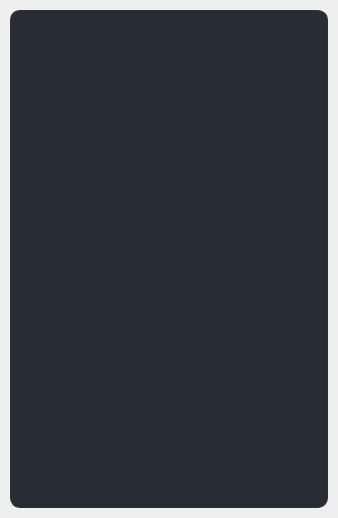
First picture: the form in pycalc.ui, repository iPurya/PyCalc, before the edit.
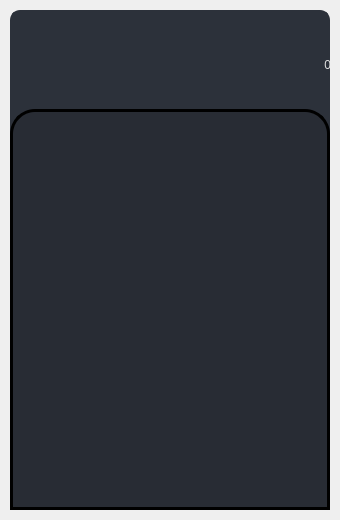
Second picture: the form after the edit.

Patch:
```diff
--- a/pycalc.ui
+++ b/pycalc.ui
@@ -6,8 +6,8 @@
    <rect>
     <x>0</x>
     <y>0</y>
-    <width>338</width>
-    <height>518</height>
+    <width>340</width>
+    <height>520</height>
    </rect>
   </property>
   <property name="windowTitle">
@@ -15,10 +15,22 @@
   </property>
   <widget class="QWidget" name="StyleSheet">
    <property name="styleSheet">
-    <string notr="true">#appBg {	
-	background-color: rgb(40, 44, 52);
+    <string notr="true">QWidget{
+	color: rgb(221, 221, 221);
+	font: 36pt &quot;Segoe UI&quot;;
+}
+#bgFrame {	
+	
+	background-color: rgb(44, 49, 58);
 	border: 3px solid rgb(44, 49, 58);
 	border-radius: 10px;
+
+}
+#buttonsFrame {
+	border-top-left-radius: 25px;
+	border-top-right-radius: 25px;
+	background-color: rgb(40, 44, 52);
+	border: 3px solid black;
 }</string>
    </property>
    <layout class="QHBoxLayout" name="horizontalLayout">
@@ -38,16 +50,9 @@
      <number>10</number>
     </property>
     <item>
-     <widget class="QFrame" name="appBg">
+     <widget class="QFrame" name="bgFrame">
       <property name="styleSheet">
-       <string notr="true">QWidget{
-	color: rgb(221, 221, 221);
-	font: 10pt &quot;Segoe UI&quot;;
-}
-#appBg {	
-	background-color: rgb(40, 44, 52);
-	border: 1px solid rgb(44, 49, 58);
-}</string>
+       <string notr="true"/>
       </property>
       <property name="frameShape">
        <enum>QFrame::StyledPanel</enum>
@@ -55,6 +60,41 @@
       <property name="frameShadow">
        <enum>QFrame::Raised</enum>
       </property>
+      <widget class="QLabel" name="outputLabel">
+       <property name="geometry">
+        <rect>
+         <x>0</x>
+         <y>-1</y>
+         <width>321</width>
+         <height>111</height>
+        </rect>
+       </property>
+       <property name="text">
+        <string>0</string>
+       </property>
+       <property name="alignment">
+        <set>Qt::AlignRight|Qt::AlignTrailing|Qt::AlignVCenter</set>
+       </property>
+       <property name="margin">
+        <number>10</number>
+       </property>
+      </widget>
+      <widget class="QFrame" name="buttonsFrame">
+       <property name="geometry">
+        <rect>
+         <x>0</x>
+         <y>99</y>
+         <width>320</width>
+         <height>401</height>
+        </rect>
+       </property>
+       <property name="frameShape">
+        <enum>QFrame::StyledPanel</enum>
+       </property>
+       <property name="frameShadow">
+        <enum>QFrame::Raised</enum>
+       </property>
+      </widget>
      </widget>
     </item>
    </layout>
```
